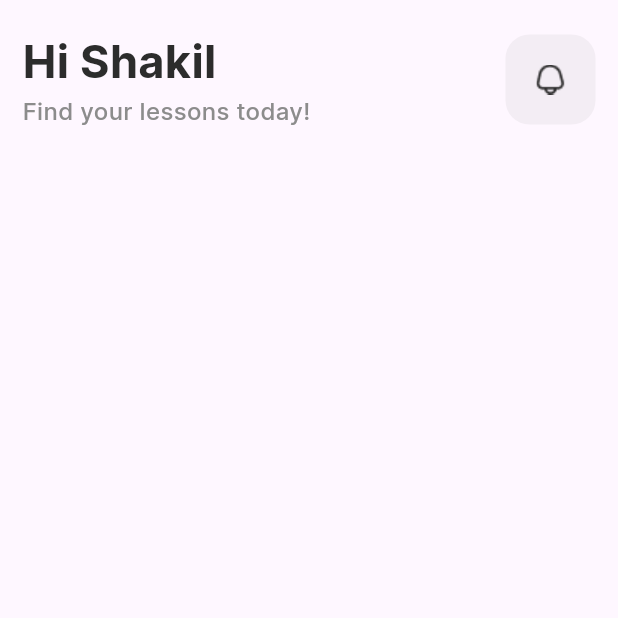
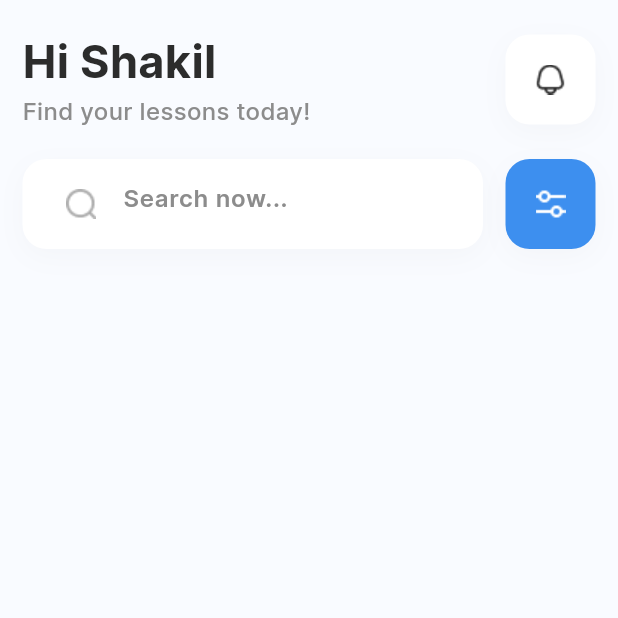
Before and after one commit to shakilahmed0369/e_learing_app_flutter, a Flutter app: the screen it shows after launch, on a phone screen of 412 x 824 dp, the top half of it. Run offline on Flutter 3.47's test engine with Material 3 defaults, Android fonts, the phone set to English and light mode, and no system bars.

Commit message:
add: search section added

```diff
--- a/lib/screens/HomeScreen.dart
+++ b/lib/screens/HomeScreen.dart
@@ -1,4 +1,3 @@
-
 import 'package:e_learing_app/utils/ThemeColors.dart';
 import 'package:flutter/material.dart';
 
@@ -13,6 +12,7 @@ class _HomeScreenState extends State<HomeScreen> {
   @override
   Widget build(BuildContext context) {
     return Scaffold(
+        backgroundColor: ThemeColors.bodyColor,
         body: SafeArea(
           child: Column(children: [
             Container(
@@ -45,12 +45,99 @@ class _HomeScreenState extends State<HomeScreen> {
                     height: 60,
                     width: 60,
                     decoration: BoxDecoration(
-                  color: Color.fromARGB(26, 146, 146, 146),
-                  borderRadius: BorderRadius.circular(16)
+                        color: Colors.white,
+                        borderRadius: BorderRadius.circular(16),
+                        boxShadow: [
+                          BoxShadow(
+                            color: const Color.fromARGB(255, 190, 190, 190).withOpacity(0.1),
+                            blurRadius: 15,
+                            offset: const Offset(0, 5),
+                          )
+                        ],
+
                         ),
-                child: const Image(image: AssetImage('assets/images/bell.png'),
+                    child: const Image(
+                      image: AssetImage('assets/images/bell.png'),
                       height: 30,
                       width: 30,
+                    ),
+                  )
+                ],
+              ),
+            ),
+            Padding(
+              padding: EdgeInsets.only(top: 20, left: 15, right: 15),
+              child: Row(
+                children: [
+                  Expanded(
+                    child: Container(
+                      margin: EdgeInsets.only(right: 15),
+                      padding: EdgeInsets.only(
+                          top: 6, left: 15, right: 15, bottom: 6),
+                      decoration: BoxDecoration(
+                          color: Colors.white,
+                          borderRadius: BorderRadius.circular(16),
+                          boxShadow: [
+                            BoxShadow(
+                            color: const Color.fromARGB(255, 190, 190, 190).withOpacity(0.1),
+                              blurRadius: 15,
+                              offset: const Offset(0, 5),
+                            )
+                          ]),
+                      child: TextField(
+                        decoration: InputDecoration(
+                          border: InputBorder.none,
+                          prefixIcon: SizedBox(
+                            child: Image(
+                                image: AssetImage('assets/images/search.png')),
+                          ),
+                          hintText: 'Search now...',
+                          hintStyle: TextStyle(
+                              color: ThemeColors.textSecondaryColor,
+                              fontFamily: 'Inter',
+                              fontWeight: FontWeight.w600,
+                              fontSize: 16.0),
+                        ),
+                      ),
+                    ),
+                  ),
+                  InkWell(
+                    onTap: () {
+                      showDialog(
+                          context: context,
+                          builder: (BuildContext context) {
+                            return AlertDialog(
+                              title: Text('Filter'),
+                              content: Text('lorem ipsum dolor sit amet ...'),
+                              actions: [
+                                TextButton(
+                                    onPressed: () {
+                                      Navigator.of(context).pop();
+                                    },
+                                    child: Text('Ok'))
+                              ],
+                            );
+                          });
+                    },
+                    child: Container(
+                      height: 60,
+                      width: 60,
+                      decoration: BoxDecoration(
+                        color: ThemeColors.primaryColor,
+                        borderRadius: BorderRadius.circular(16),
+                        boxShadow: [
+                          BoxShadow(
+                            color: const Color.fromARGB(255, 190, 190, 190).withOpacity(0.1),
+                            blurRadius: 15,
+                            offset: const Offset(0, 5),
+                          )
+                        ],
+                      ),
+                      child: const Image(
+                        image: AssetImage('assets/images/filter.png'),
+                        height: 30,
+                        width: 30,
+                      ),
                     ),
                   )
                 ],
--- a/lib/utils/ThemeColors.dart
+++ b/lib/utils/ThemeColors.dart
@@ -1,7 +1,9 @@
 import 'package:flutter/material.dart';
 
 class ThemeColors {
-  static const Color primaryColor = Color(0xFF0D47A1);
+
+  static const Color bodyColor = Color(0xFFF9FBFF);
+  static const Color primaryColor = Color(0xFF3D8FEF);
   static const Color secondaryColor = Color(0xFF1976D2);
   static const Color textPrimaryColor = Color(0xFF2C2C2C);
   static const Color textSecondaryColor = Color(0xFF8C8C8C);
```
Also changed, not shown: assets/images/filter.png (added), assets/images/search.png (added). Lines whose indentation alone changed are shown as unchanged.
